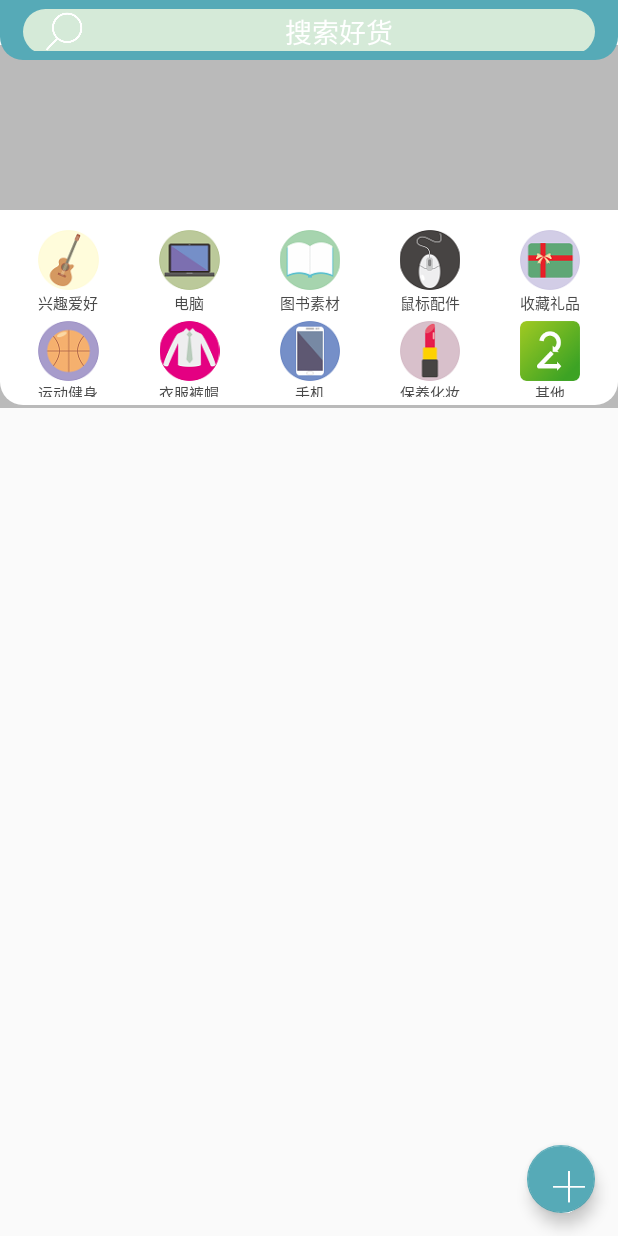
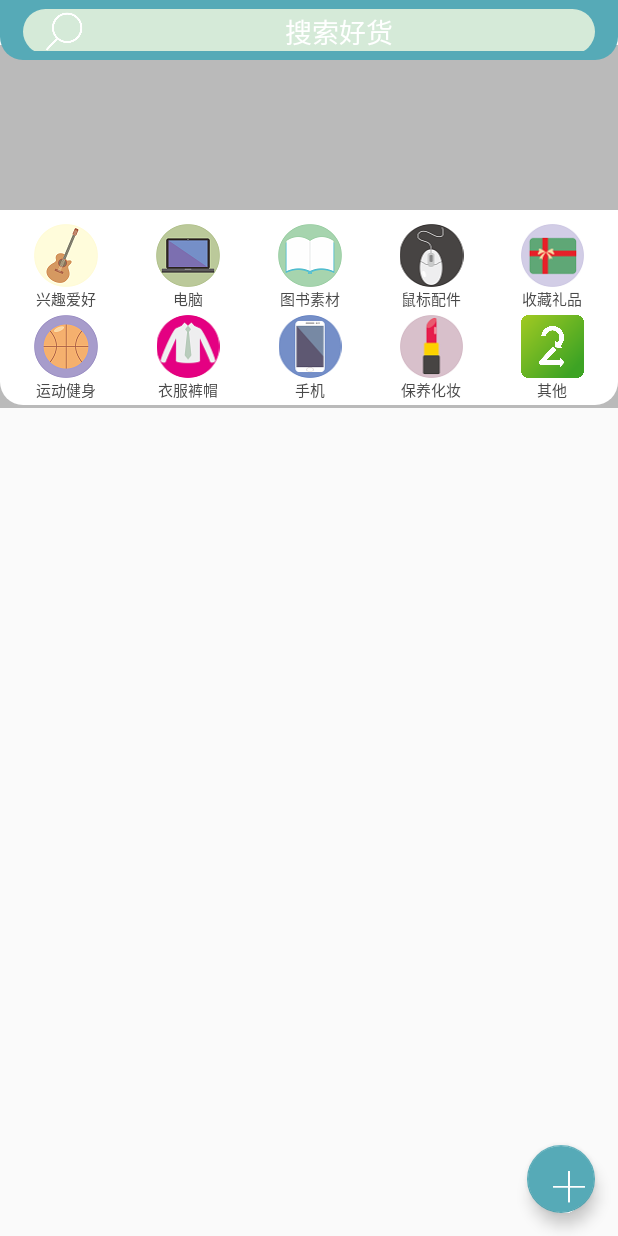
Before and after one commit to LanceShu/School_Second_hand_shop, an Android app: the layout fragment_home.xml on its own in the app's theme, with its tools: preview values and no code run, on a phone screen of 412 x 824 dp. Run offline under Robolectric (Android 15) with nearby library versions, the phone set to English and light mode, and no system bars.

```diff
--- a/School_Second_hand_shop/app/build.gradle
+++ b/School_Second_hand_shop/app/build.gradle
@@ -30,4 +30,6 @@ dependencies {
     testCompile 'junit:junit:4.12'
     compile files('libs/glide-3.7.0.jar')
     compile files('libs/BmobSDK_3.5.3_20161116.jar')
+    compile 'com.android.support:cardview-v7:25.2.0'
+    compile 'com.ashokvarma.android:bottom-navigation-bar:1.4.1'
 }
--- a/School_Second_hand_shop/app/src/main/AndroidManifest.xml
+++ b/School_Second_hand_shop/app/src/main/AndroidManifest.xml
@@ -16,7 +16,8 @@
         android:supportsRtl="true"
         android:theme="@style/AppTheme">
         <activity android:name=".Activity.MainMenu_Activity"
-            android:theme="@style/AppTheme.">
+            android:theme="@style/AppTheme."
+            android:windowSoftInputMode="adjustPan">
             <intent-filter>
                 <action android:name="android.intent.action.MAIN" />
 
--- a/School_Second_hand_shop/app/src/main/java/com/our_company/school_second_hand_shop/Activity/IssueGoods.java
+++ b/School_Second_hand_shop/app/src/main/java/com/our_company/school_second_hand_shop/Activity/IssueGoods.java
@@ -3,6 +3,7 @@ package com.our_company.school_second_hand_shop.Activity;
 import android.Manifest;
 import android.content.ContentUris;
 import android.content.Intent;
+import android.content.SharedPreferences;
 import android.content.pm.PackageManager;
 import android.database.Cursor;
 import android.graphics.Bitmap;
--- a/School_Second_hand_shop/app/src/main/java/com/our_company/school_second_hand_shop/Fragment/FragmentHome.java
+++ b/School_Second_hand_shop/app/src/main/java/com/our_company/school_second_hand_shop/Fragment/FragmentHome.java
@@ -10,14 +10,12 @@ import android.os.Build;
 import android.os.Bundle;
 import android.support.annotation.Nullable;
 import android.support.annotation.RequiresApi;
-import android.support.design.widget.CoordinatorLayout;
 import android.support.design.widget.FloatingActionButton;
 import android.support.design.widget.Snackbar;
 import android.support.v4.app.Fragment;
 import android.support.v7.widget.GridLayoutManager;
 import android.support.v7.widget.RecyclerView;
 import android.util.DisplayMetrics;
-import android.util.Log;
 import android.view.LayoutInflater;
 import android.view.View;
 import android.view.ViewGroup;
@@ -26,12 +24,10 @@ import android.widget.EditText;
 import android.widget.LinearLayout;
 import android.widget.RelativeLayout;
 import android.widget.TextView;
-import android.widget.Toast;
 
 import com.our_company.school_second_hand_shop.Activity.GoodsFilter;
 import com.our_company.school_second_hand_shop.Activity.GoodsFind;
 import com.our_company.school_second_hand_shop.Activity.IssueGoods;
-import com.our_company.school_second_hand_shop.Activity.MainMenu_Activity;
 import com.our_company.school_second_hand_shop.Content;
 import com.our_company.school_second_hand_shop.DataClass.GoodsInfoDescrib;
 import com.our_company.school_second_hand_shop.MyAdapter.GoodsAdapter;
@@ -90,7 +86,7 @@ public class FragmentHome extends Fragment implements ImageBarnnerFrameLayout.Fr
     @Nullable
     @Override
     public View onCreateView(LayoutInflater inflater, @Nullable ViewGroup container, @Nullable Bundle savedInstanceState) {
-        View rootView = inflater.inflate(R.layout.fragment_main_menu,container,false);
+        View rootView = inflater.inflate(R.layout.fragment_home,container,false);
         initWight(rootView);
         setGoodsInfo();
 //        Log.e("length",goodsInfoDescribList.size()+"");
--- a/School_Second_hand_shop/app/src/main/res/layout/fragment_main_menu.xml
+++ b/School_Second_hand_shop/app/src/main/res/layout/fragment_home.xml
@@ -44,16 +44,13 @@
                 android:layout_width="match_parent"
                 android:layout_height="130dp"
                 android:background="@drawable/devide_back"
-                android:paddingLeft="5dp"
-                android:paddingRight="5dp"
-                android:paddingBottom="5dp"
-                android:paddingTop="10dp">
+                android:padding="3dp">
 
                 <LinearLayout
                     android:id="@+id/linear1"
-                    android:layout_marginTop="3dp"
+                    android:layout_marginTop="6dp"
                     android:layout_width="match_parent"
-                    android:layout_height="57.5dp"
+                    android:layout_height="57dp"
                     android:orientation="horizontal">
 
                     <RelativeLayout
@@ -66,7 +63,7 @@
                         <ImageView
                             android:id="@+id/image1"
                             android:layout_width="match_parent"
-                            android:layout_height="40dp"
+                            android:layout_height="42dp"
                             android:src="@mipmap/guitar"/>
 
                         <TextView
@@ -76,7 +73,8 @@
                             android:gravity="center"
                             android:textSize="10sp"
                             android:textColor="#494949"
-                            android:text="兴趣爱好"/>
+                            android:text="兴趣爱好"
+                            android:layout_alignParentBottom="true" />
 
                     </RelativeLayout>
 
@@ -87,11 +85,14 @@
                         android:layout_weight="1"
                         android:gravity="center">
 
+
                         <ImageView
                             android:id="@+id/image2"
                             android:layout_width="match_parent"
-                            android:layout_height="40dp"
-                            android:src="@mipmap/computer"/>
+                            android:layout_height="42dp"
+                            android:src="@mipmap/computer"
+                            android:layout_alignParentTop="true"
+                            android:layout_alignParentStart="true" />
 
                         <TextView
                             android:layout_below="@id/image2"
@@ -114,7 +115,7 @@
                         <ImageView
                             android:id="@+id/image3"
                             android:layout_width="match_parent"
-                            android:layout_height="40dp"
+                            android:layout_height="42dp"
                             android:src="@mipmap/books"
                             android:layout_alignParentTop="true"
                             android:layout_alignParentStart="true" />
@@ -141,7 +142,7 @@
                         <ImageView
                             android:id="@+id/image4"
                             android:layout_width="match_parent"
-                            android:layout_height="40dp"
+                            android:layout_height="42dp"
                             android:src="@mipmap/mouse"/>
 
                         <TextView
@@ -165,7 +166,7 @@
                         <ImageView
                             android:id="@+id/image5"
                             android:layout_width="match_parent"
-                            android:layout_height="40dp"
+                            android:layout_height="42dp"
                             android:src="@mipmap/gifts"/>
 
                         <TextView
@@ -186,7 +187,7 @@
                     android:layout_marginTop="3dp"
                     android:layout_below="@id/linear1"
                     android:layout_width="match_parent"
-                    android:layout_height="57.5dp"
+                    android:layout_height="57dp"
                     android:orientation="horizontal">
 
                     <RelativeLayout
@@ -199,7 +200,7 @@
                         <ImageView
                             android:id="@+id/image6"
                             android:layout_width="match_parent"
-                            android:layout_height="40dp"
+                            android:layout_height="42dp"
                             android:src="@mipmap/basketball"/>
 
                         <TextView
@@ -223,7 +224,7 @@
                         <ImageView
                             android:id="@+id/image7"
                             android:layout_width="match_parent"
-                            android:layout_height="40dp"
+                            android:layout_height="42dp"
                             android:src="@mipmap/clothes"
                             android:layout_alignParentTop="true"
                             android:layout_alignParentStart="true" />
@@ -249,7 +250,7 @@
                         <ImageView
                             android:id="@+id/image8"
                             android:layout_width="match_parent"
-                            android:layout_height="40dp"
+                            android:layout_height="42dp"
                             android:src="@mipmap/myphone"/>
 
                         <TextView
@@ -273,7 +274,7 @@
                         <ImageView
                             android:id="@+id/image9"
                             android:layout_width="match_parent"
-                            android:layout_height="40dp"
+                            android:layout_height="42dp"
                             android:src="@mipmap/cosmetics"/>
 
                         <TextView
@@ -297,7 +298,7 @@
                         <ImageView
                             android:id="@+id/image0"
                             android:layout_width="match_parent"
-                            android:layout_height="40dp"
+                            android:layout_height="42dp"
                             android:src="@mipmap/icon"/>
 
                         <TextView
```
Also changed, not shown: School_Second_hand_shop/app/src/main/java/com/our_company/school_second_hand_shop/Activity/MainMenu_Activity.java (+38 -24 lines), School_Second_hand_shop/app/src/main/java/com/our_company/school_second_hand_shop/DataClass/AdvertisementData.java (added, +37 -0 lines), School_Second_hand_shop/app/src/main/java/com/our_company/school_second_hand_shop/Fragment/FragmentDiscovery.java (added, +61 -0 lines), School_Second_hand_shop/app/src/main/java/com/our_company/school_second_hand_shop/MyAdapter/ADListAdapter.java (added, +55 -0 lines), School_Second_hand_shop/app/src/main/java/com/our_company/school_second_hand_shop/OtherClass/SpaceItemDecoration.java (added, +26 -0 lines), School_Second_hand_shop/app/src/main/res/layout/ad_list_item.xml (added, +21 -0 lines), School_Second_hand_shop/app/src/main/res/layout/fragment_advertisement.xml (added, +71 -0 lines), School_Second_hand_shop/app/src/main/res/layout/main_menu.xml (+11 -91 lines), School_Second_hand_shop/app/src/main/res/mipmap-xhdpi/icon.png, School_Second_hand_shop/app/src/main/res/mipmap-xxxhdpi/aosikaguojiyingcheng.jpg (added), School_Second_hand_shop/app/src/main/res/mipmap-xxxhdpi/donglanjianshen.jpg (added), School_Second_hand_shop/app/src/main/res/mipmap-xxxhdpi/huarun.jpg (added), School_Second_hand_shop/app/src/main/res/mipmap-xxxhdpi/weijialiangpi.jpg (added), School_Second_hand_shop/app/src/main/res/mipmap-xxxhdpi/yonghuichaoshi.jpg (added).
